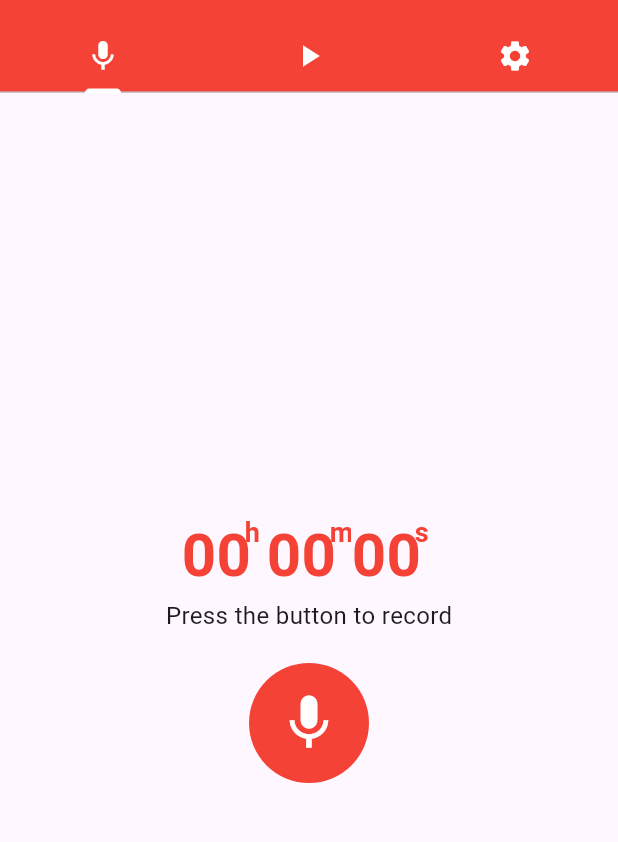
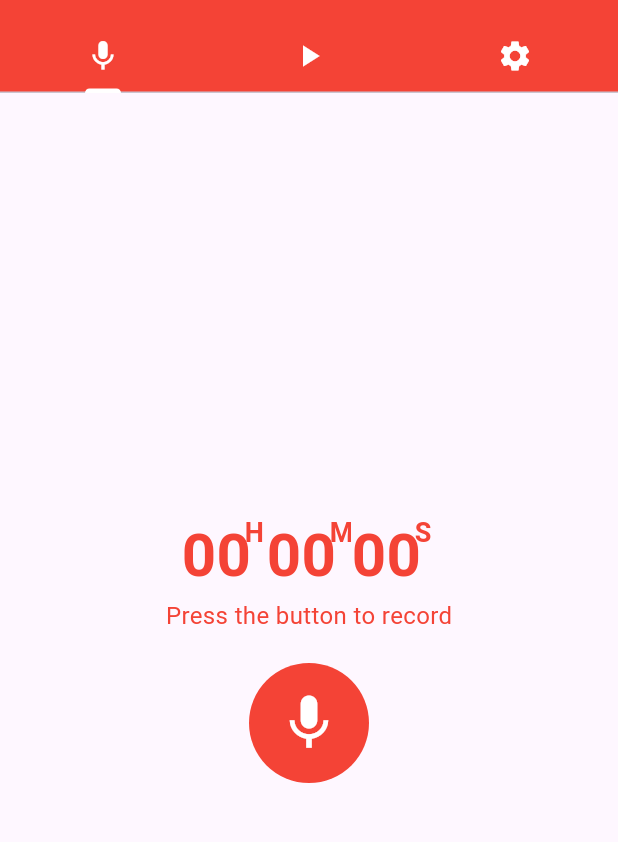
Before and after one commit to AftabBagwan/recording, a Flutter app: the screen it shows after launch, on a phone screen of 412 x 824 dp, the part 63-905 px from its top. Run offline on Flutter 3.47's test engine with Material 3 defaults, Android fonts, the phone set to English and light mode, and no system bars; our stand-ins replace audioplayers, permission_handler; missing offline and left inert: record.

Commit message:
record list ui update

```diff
--- a/lib/pages/record.dart
+++ b/lib/pages/record.dart
@@ -95,14 +95,16 @@ class _RecordState extends State<Record> {
         Row(
           mainAxisAlignment: MainAxisAlignment.center,
           children: [
-            TimeColumn(label: getFormattedTime(hours), time: 'h'),
-            TimeColumn(label: getFormattedTime(minutes), time: 'm'),
-            TimeColumn(label: getFormattedTime(seconds), time: 's'),
+            TimeColumn(label: getFormattedTime(hours), time: 'H'),
+            TimeColumn(label: getFormattedTime(minutes), time: 'M'),
+            TimeColumn(label: getFormattedTime(seconds), time: 'S'),
           ],
         ),
-        const Text(
-          "Press the button to record",
-          style: TextStyle(fontSize: 16),
+        Text(
+          isRecording
+              ? "Press the button to stop the recording"
+              : "Press the button to record",
+          style: TextStyle(fontSize: 16, color: AppColors.red),
         ),
         const SizedBox(
           height: 20,
--- a/pubspec.yaml
+++ b/pubspec.yaml
@@ -39,6 +39,7 @@ dependencies:
   permission_handler: ^11.3.1
   path_provider: ^2.1.4
   audioplayers: ^6.1.0
+  flutter_audio_waveforms: ^1.2.1+8
 
 dev_dependencies:
   flutter_test:
```
Also changed, not shown: lib/pages/drive.dart (+16 -5 lines), pubspec.lock.
